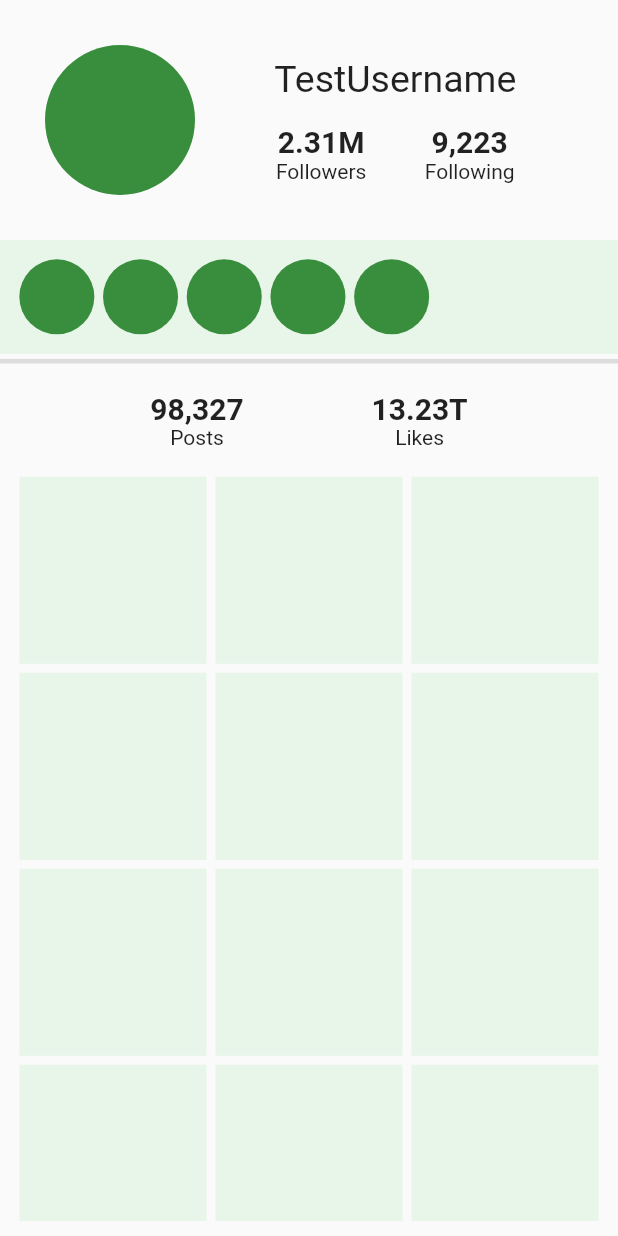
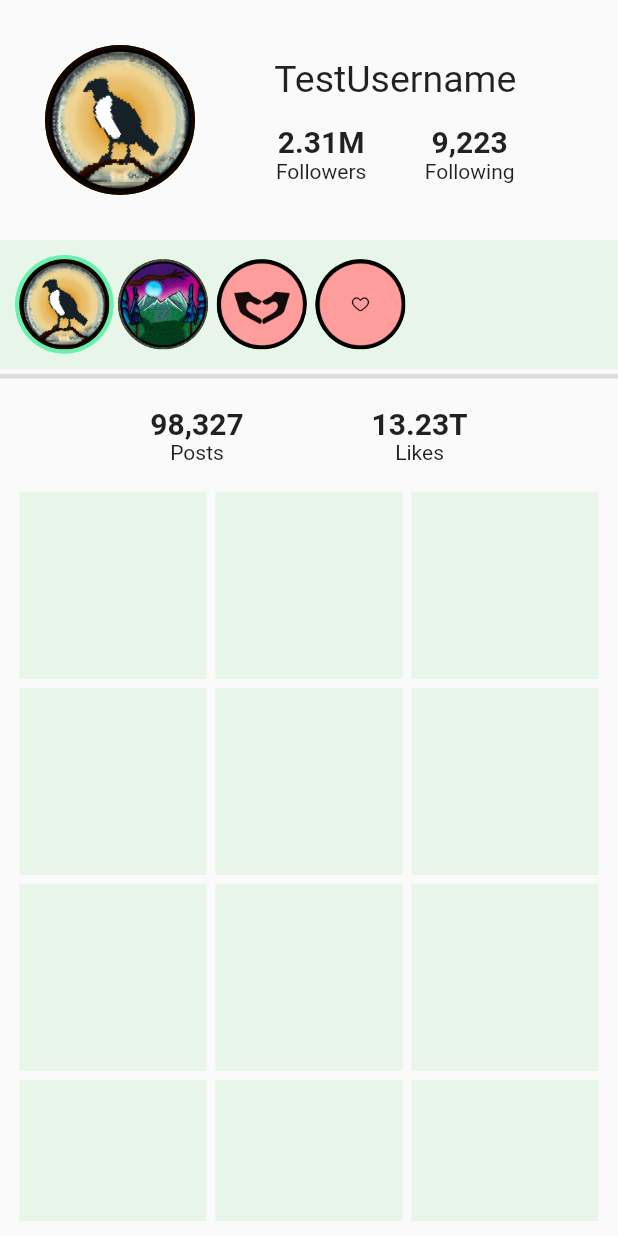
Before and after one commit to Software-Development-2022-2023/community-connect, a Flutter app: the ProfileScreen widget shown alone on an empty page, opened directly, on a phone screen of 412 x 824 dp. Run offline on Flutter 3.47's test engine with Material 2 defaults, Android fonts, the phone set to English and light mode, and no system bars; our stand-ins replace cloud_firestore, firebase_core, firebase_database, firebase_storage, image_picker, yaml; accounts and stored records are empty.

Commit message:
feat: allow user to change profile picture badge

```diff
--- a/lib/screens/profile.dart
+++ b/lib/screens/profile.dart
@@ -1,36 +1,72 @@
 import 'package:flutter/material.dart';
+import 'package:community_connect/util.dart';
+
+import 'package:community_connect/badge.dart';
 import 'package:community_connect/util.dart';
 
 
 class BadgeIcon extends StatelessWidget {
-  const BadgeIcon({Key? key, required this.id}) : super(key: key);
+  BadgeIcon({Key? key, required this.id, this.selected = false}) : super(key: key);
 
   final String id;
+  bool selected;
 
   @override
   Widget build(BuildContext context) {
-    return const Padding(
-      padding: EdgeInsets.all(2.9),
+    return Container(
+      padding: const EdgeInsets.all(2.9),
+      decoration: BoxDecoration(
+        color: selected ? Colors.greenAccent : Colors.transparent,
+        borderRadius: BorderRadius.circular(50.0),
+      ),
       child: CircleAvatar(
-        radius: 25,
-        backgroundImage: null, // TODO: Use this.id to get badge image.
+        radius: 30,
+        backgroundImage: badges[id]!.assetImage,
       ),
     );
   }
 }
 
-
-class ProfileScreen extends StatelessWidget {
-  const ProfileScreen({Key? key,
-    required this.username,
-  }) : super(key: key);
+class ProfileScreen extends StatefulWidget {
+  const ProfileScreen({Key? key, required this.username}) : super(key: key);
 
   final String username;
+
+  @override
+  State<ProfileScreen> createState() => _ProfileScreenState();
+}
+
+class _ProfileScreenState extends State<ProfileScreen> {
+  List<String> ownedBadges = [];
+  String activeBadge = "";
 
   @override
   Widget build(BuildContext context) {
     int followers = 2313434, following = 9223; // TODO: Get this from database with username.
     int posts = 98327, likes = 13233932838829;
+
+    if (ownedBadges.isEmpty) {
+      ownedBadges = ["bird", "landscape", "favorites1", "likes1"]; // TODO: Get badge IDs the user owns.
+      activeBadge = "bird"; // TODO: Get the index of the badge the user current has equipped.
+    }
+    List<GestureDetector> badgeIcons = ownedBadges.map((e) =>
+      GestureDetector(
+        onTap: () {
+          showDialog(
+            context: context,
+            builder: (context) => popup(context, "Change Profile Picture", "Equip \"${badges[e]!.name}\" badge as your profile picture?"),
+          ).then((value) {
+            if (value) {
+              // TODO: Update database with currently equipped badge ID (e).
+              setState(() {
+                activeBadge = e;
+              });
+            }
+          });
+        },
+        child: BadgeIcon(id: e, selected: e == activeBadge,)
+      ),
+    ).toList();
 
     return Column(
       children: [
@@ -38,9 +74,9 @@ class ProfileScreen extends StatelessWidget {
           padding: const EdgeInsets.all(30.0),
           child: Row(
             children: [
-              const CircleAvatar(
+              CircleAvatar(
                 radius: 50,
-                backgroundImage: null, // TODO: Get image from database with username.
+                backgroundImage: badges[activeBadge]!.assetImage,
               ),
               const SizedBox(width: 15,),
               Expanded(
@@ -49,7 +85,7 @@ class ProfileScreen extends StatelessWidget {
                   child: Column(
                     mainAxisAlignment: MainAxisAlignment.spaceEvenly,
                     children: [
-                      Text(username,
+                      Text(widget.username,
                         style: const TextStyle(fontSize: 25),),
                       const SizedBox(),
                       Row(
@@ -83,8 +119,8 @@ class ProfileScreen extends StatelessWidget {
           alignment: AlignmentDirectional.topStart,
           child: Padding(
             padding: const EdgeInsets.all(10.0),
-            child: Wrap( // TODO: Fill with actual badges.
-              children: [BadgeIcon(id: ""), BadgeIcon(id: ""), BadgeIcon(id: ""), BadgeIcon(id: ""), BadgeIcon(id: ""),],
+            child: Wrap(
+              children: badgeIcons,
             ),
           ),
         ),
```
